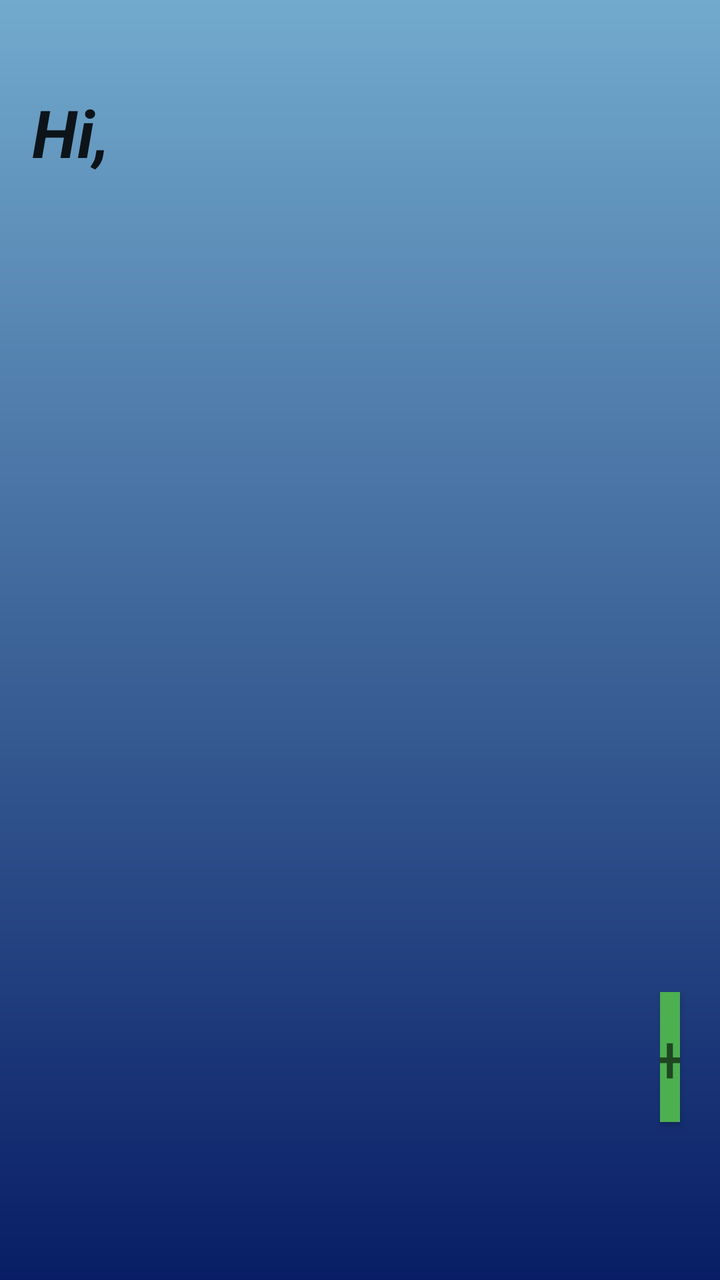
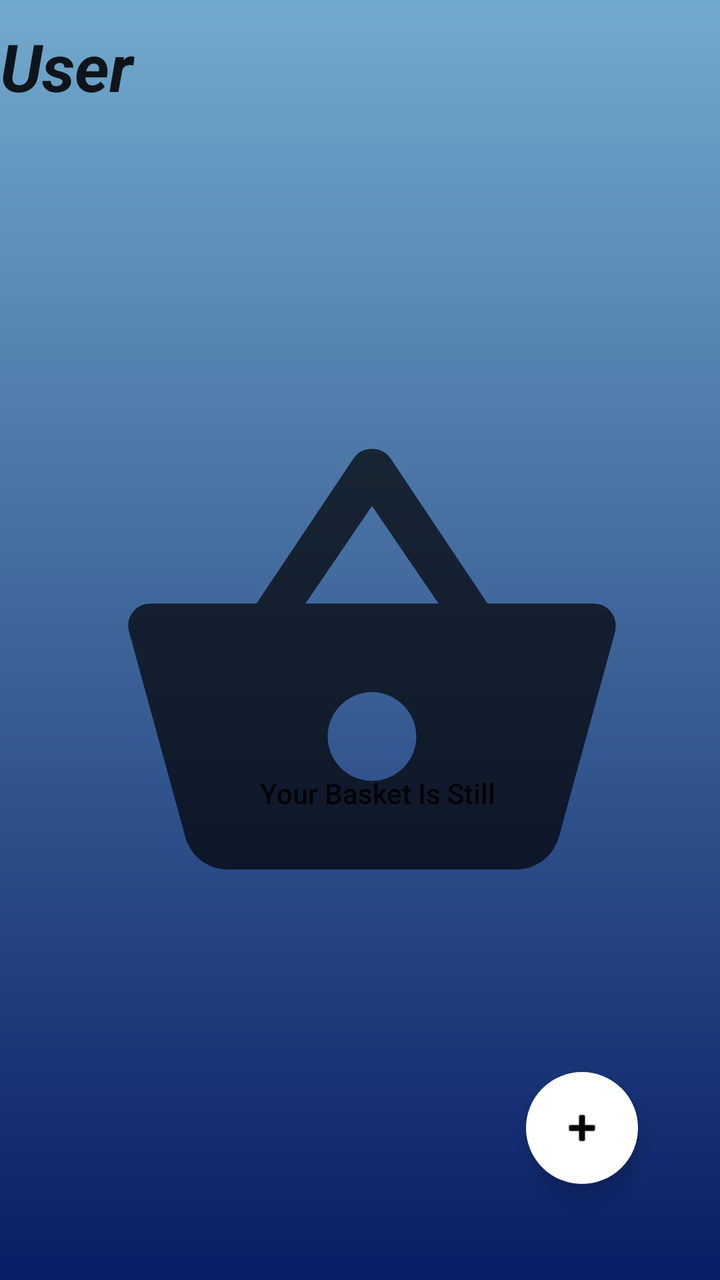

Screens rendered from an Android XML layout before and after an edit, with the pre-edit source and the edit as a unified diff.
<!-- AndroidManifest.xml: application theme Theme.SurrogateShopper -->
<!-- res/layout/activity_shopper.xml -->
<?xml version="1.0" encoding="utf-8"?>
<androidx.constraintlayout.widget.ConstraintLayout xmlns:android="http://schemas.android.com/apk/res/android"
    xmlns:app="http://schemas.android.com/apk/res-auto"
    xmlns:tools="http://schemas.android.com/tools"
    android:layout_width="match_parent"
    android:layout_height="match_parent"
    android:background="@drawable/pgae_bg"
    tools:context=".Shopper">

    <LinearLayout
        android:layout_width="match_parent"
        android:layout_height="match_parent"
        android:orientation="vertical">

        <RelativeLayout
            android:layout_width="match_parent"
            android:layout_height="match_parent">

            <TextView
                android:id="@+id/welcomeShopper"
                android:layout_width="330dp"
                android:layout_height="54dp"
                android:layout_alignParentTop="true"
                android:layout_alignParentEnd="true"
                android:layout_marginTop="44dp"
                android:layout_marginEnd="14dp"
                android:text="Hi,"
                android:textAppearance="@style/TextAppearance.AppCompat.Large"
                android:textSize="33sp"
                android:textStyle="bold|italic" />

            <EditText
                android:id="@+id/etProduct"
                android:layout_width="317dp"
                android:layout_height="58dp"
                android:layout_alignParentEnd="true"
                android:layout_alignParentBottom="true"
                android:layout_marginEnd="35dp"
                android:layout_marginBottom="550dp"
                android:ems="10"
                android:hint="Enter Product"
                android:inputType="textPersonName"
                android:visibility="gone"
                />

            <Button
                android:id="@+id/btnGo"
                android:layout_width="57dp"
                android:layout_height="38dp"
                android:layout_alignParentEnd="true"
                android:layout_alignParentBottom="true"
                android:layout_marginEnd="42dp"
                android:layout_marginBottom="570dp"
                android:text="➔"
                android:visibility="gone"

                />

            <Button
                android:id="@+id/btnDone"
                android:layout_width="78dp"
                android:layout_height="wrap_content"
                android:layout_alignParentEnd="true"
                android:layout_alignParentBottom="true"
                android:layout_marginEnd="155dp"
                android:layout_marginBottom="494dp"
                android:text="Done"
                android:visibility="gone"/>

            <ImageView
                android:id="@+id/emptyBasket"
                android:layout_width="wrap_content"
                android:layout_height="401dp"
                android:layout_above="@id/btnAdd"
                android:layout_alignParentStart="true"
                android:layout_alignParentTop="true"
                android:layout_alignParentEnd="true"
                android:layout_marginStart="48dp"
                android:layout_marginTop="148dp"
                android:layout_marginEnd="35dp"
                android:layout_marginBottom="-106dp"
                android:src="@drawable/basket">

            </ImageView>

            <Button
                android:id="@+id/btnAdd"
                android:layout_width="wrap_content"
                android:layout_height="65dp"
                android:layout_alignParentBottom="true"
                android:layout_marginStart="330dp"
                android:layout_marginTop="469dp"
                android:layout_marginEnd="20dp"
                android:layout_marginBottom="79dp"
                android:background="#DFD3D3"
                android:backgroundTint="#4CAF50"
                android:onClick="doAdd"
                android:shadowColor="@color/white"
                android:text="+"
                android:textAppearance="@style/TextAppearance.AppCompat.Display1"
                app:iconTint="#BDBDBD" />

            <TextView
                android:id="@+id/textEmpty"
                android:layout_width="192dp"
                android:layout_height="21dp"
                android:layout_below="@id/welcomeShopper"
                android:layout_alignParentStart="true"
                android:layout_alignParentEnd="true"
                android:layout_alignParentBottom="true"
                android:layout_marginStart="124dp"
                android:layout_marginTop="450dp"
                android:layout_marginEnd="95dp"
                android:layout_marginBottom="153dp"
                android:onClick="doAdd"
                android:text="Your Basket Is Still Empty"
                android:textAppearance="@style/TextAppearance.AppCompat.Body2" />

        </RelativeLayout>


    </LinearLayout>

</androidx.constraintlayout.widget.ConstraintLayout>
<!-- resources referenced by this layout -->
<resources>
  <color name="white">#FFFFFFFF</color>
  <!-- drawable basket (drawable) -->
  <vector android:alpha="0.7" android:height="24dp" android:tint="#000000"
      android:viewportHeight="24" android:viewportWidth="24"
      android:width="24dp" xmlns:android="http://schemas.android.com/apk/res/android">
      <path android:fillColor="@android:color/white" android:pathData="M17.21,9l-4.38,-6.56c-0.19,-0.28 -0.51,-0.42 -0.83,-0.42 -0.32,0 -0.64,0.14 -0.83,0.43L6.79,9L2,9c-0.55,0 -1,0.45 -1,1 0,0.09 0.01,0.18 0.04,0.27l2.54,9.27c0.23,0.84 1,1.46 1.92,1.46h13c0.92,0 1.69,-0.62 1.93,-1.46l2.54,-9.27L23,10c0,-0.55 -0.45,-1 -1,-1h-4.79zM9,9l3,-4.4L15,9L9,9zM12,17c-1.1,0 -2,-0.9 -2,-2s0.9,-2 2,-2 2,0.9 2,2 -0.9,2 -2,2z"/>
  </vector>
  <!-- drawable pgae_bg (drawable) -->
  <?xml version="1.0" encoding="utf-8"?>
  <shape xmlns:android="http://schemas.android.com/apk/res/android">
  
      <gradient android:type="linear" android:angle="100" android:startColor="#72AACD" android:endColor="#081D65"/>
  
  </shape>
  <style name="Theme.SurrogateShopper" parent="Theme.MaterialComponents.DayNight.DarkActionBar">
          
          <item name="colorPrimary">@color/purple_500</item>
          <item name="colorPrimaryVariant">@color/purple_700</item>
          <item name="colorOnPrimary">@color/white</item>
          
          <item name="colorSecondary">@color/teal_200</item>
          <item name="colorSecondaryVariant">@color/teal_700</item>
          <item name="colorOnSecondary">@color/black</item>
          
          <item name="android:statusBarColor">?attr/colorPrimaryVariant</item>
          
      </style>
  <color name="purple_500">#FF6200EE</color>
  <color name="purple_700">#FF3700B3</color>
  <color name="teal_200">#FF03DAC5</color>
  <color name="teal_700">#FF018786</color>
  <color name="black">#FF000000</color>
</resources>

<!-- the commit's change to res/layout/activity_shopper.xml (unified diff, before → after) -->
@@ -18,13 +18,13 @@
 
             <TextView
                 android:id="@+id/welcomeShopper"
-                android:layout_width="330dp"
-                android:layout_height="54dp"
+                android:layout_width="345dp"
+                android:layout_height="91dp"
                 android:layout_alignParentTop="true"
                 android:layout_alignParentEnd="true"
-                android:layout_marginTop="44dp"
-                android:layout_marginEnd="14dp"
-                android:text="Hi,"
+                android:layout_marginTop="11dp"
+                android:layout_marginEnd="21dp"
+                android:text="User"
                 android:textAppearance="@style/TextAppearance.AppCompat.Large"
                 android:textSize="33sp"
                 android:textStyle="bold|italic" />
@@ -35,13 +35,13 @@
                 android:layout_height="58dp"
                 android:layout_alignParentEnd="true"
                 android:layout_alignParentBottom="true"
-                android:layout_marginEnd="35dp"
-                android:layout_marginBottom="550dp"
+                android:layout_marginEnd="42dp"
+                android:layout_marginBottom="564dp"
                 android:ems="10"
                 android:hint="Enter Product"
                 android:inputType="textPersonName"
                 android:visibility="gone"
-                />
+                 />
 
             <Button
                 android:id="@+id/btnGo"
@@ -49,10 +49,12 @@
                 android:layout_height="38dp"
                 android:layout_alignParentEnd="true"
                 android:layout_alignParentBottom="true"
-                android:layout_marginEnd="42dp"
-                android:layout_marginBottom="570dp"
+                android:layout_marginEnd="23dp"
+                android:layout_marginBottom="581dp"
                 android:text="➔"
                 android:visibility="gone"
+
+
 
                 />
 
@@ -62,59 +64,76 @@
                 android:layout_height="wrap_content"
                 android:layout_alignParentEnd="true"
                 android:layout_alignParentBottom="true"
-                android:layout_marginEnd="155dp"
-                android:layout_marginBottom="494dp"
+                android:layout_marginEnd="156dp"
+                android:layout_marginBottom="523dp"
                 android:text="Done"
                 android:visibility="gone"/>
 
             <ImageView
                 android:id="@+id/emptyBasket"
                 android:layout_width="wrap_content"
-                android:layout_height="401dp"
-                android:layout_above="@id/btnAdd"
+                android:layout_height="284dp"
                 android:layout_alignParentStart="true"
                 android:layout_alignParentTop="true"
                 android:layout_alignParentEnd="true"
-                android:layout_marginStart="48dp"
-                android:layout_marginTop="148dp"
-                android:layout_marginEnd="35dp"
+                android:layout_marginStart="53dp"
+                android:layout_marginTop="193dp"
+                android:layout_marginEnd="41dp"
                 android:layout_marginBottom="-106dp"
-                android:src="@drawable/basket">
+                android:src="@drawable/basket"
+                tools:visibility="visible">
 
             </ImageView>
 
-            <Button
-                android:id="@+id/btnAdd"
-                android:layout_width="wrap_content"
-                android:layout_height="65dp"
-                android:layout_alignParentBottom="true"
-                android:layout_marginStart="330dp"
-                android:layout_marginTop="469dp"
-                android:layout_marginEnd="20dp"
-                android:layout_marginBottom="79dp"
-                android:background="#DFD3D3"
-                android:backgroundTint="#4CAF50"
-                android:onClick="doAdd"
-                android:shadowColor="@color/white"
-                android:text="+"
-                android:textAppearance="@style/TextAppearance.AppCompat.Display1"
-                app:iconTint="#BDBDBD" />
+
 
             <TextView
                 android:id="@+id/textEmpty"
                 android:layout_width="192dp"
                 android:layout_height="21dp"
-                android:layout_below="@id/welcomeShopper"
                 android:layout_alignParentStart="true"
                 android:layout_alignParentEnd="true"
                 android:layout_alignParentBottom="true"
-                android:layout_marginStart="124dp"
-                android:layout_marginTop="450dp"
-                android:layout_marginEnd="95dp"
-                android:layout_marginBottom="153dp"
+                android:layout_marginStart="130dp"
+                android:layout_marginEnd="89dp"
+                android:layout_marginBottom="232dp"
                 android:onClick="doAdd"
                 android:text="Your Basket Is Still Empty"
                 android:textAppearance="@style/TextAppearance.AppCompat.Body2" />
+
+            <ListView
+                android:id="@+id/productsList"
+                android:layout_width="315dp"
+                android:layout_height="529dp"
+                android:layout_alignParentEnd="true"
+                android:layout_alignParentBottom="true"
+                android:layout_marginEnd="76dp"
+                android:layout_marginBottom="-7dp"
+                tools:visibility="invisible" />
+
+            <TextView
+                android:id="@+id/textList"
+                android:layout_width="194dp"
+                android:layout_height="wrap_content"
+                android:layout_alignParentEnd="true"
+                android:layout_alignParentBottom="true"
+                android:layout_marginEnd="215dp"
+                android:layout_marginBottom="533dp"
+                android:textAppearance="@style/TextAppearance.AppCompat.Display1" />
+
+            <com.google.android.material.floatingactionbutton.FloatingActionButton
+                android:id="@+id/btnAdd"
+                android:layout_width="wrap_content"
+                android:layout_height="wrap_content"
+                android:layout_alignParentEnd="true"
+                android:layout_alignParentBottom="true"
+                android:layout_marginEnd="41dp"
+                android:layout_marginBottom="48dp"
+                android:clickable="true"
+                android:onClick="doAdd"
+                app:backgroundTint="#FFFFFF"
+                app:srcCompat="@android:drawable/ic_input_add" />
+
 
         </RelativeLayout>
 
<!-- resource entries referenced after the edit -->
@@ -1,6 +1,5 @@
 <!-- resources referenced by this layout -->
 <resources>
-  <color name="white">#FFFFFFFF</color>
   <!-- drawable basket (drawable) -->
   <vector android:alpha="0.7" android:height="24dp" android:tint="#000000"
       android:viewportHeight="24" android:viewportWidth="24"
@@ -29,6 +28,7 @@
       </style>
   <color name="purple_500">#FF6200EE</color>
   <color name="purple_700">#FF3700B3</color>
+  <color name="white">#FFFFFFFF</color>
   <color name="teal_200">#FF03DAC5</color>
   <color name="teal_700">#FF018786</color>
   <color name="black">#FF000000</color>
